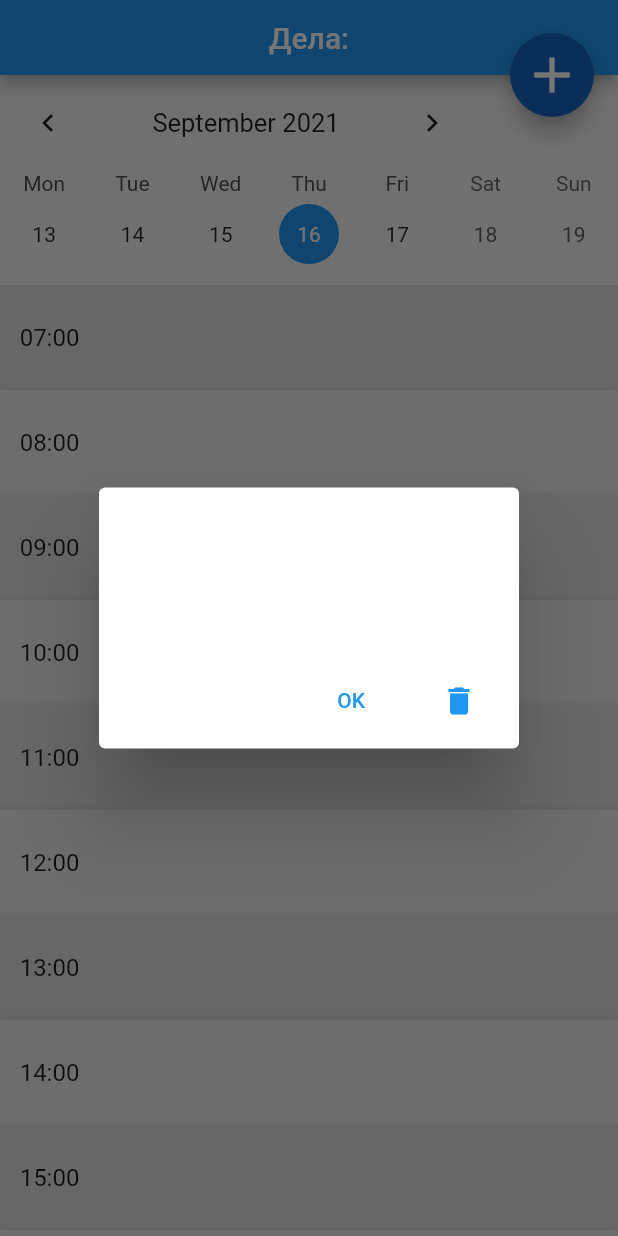
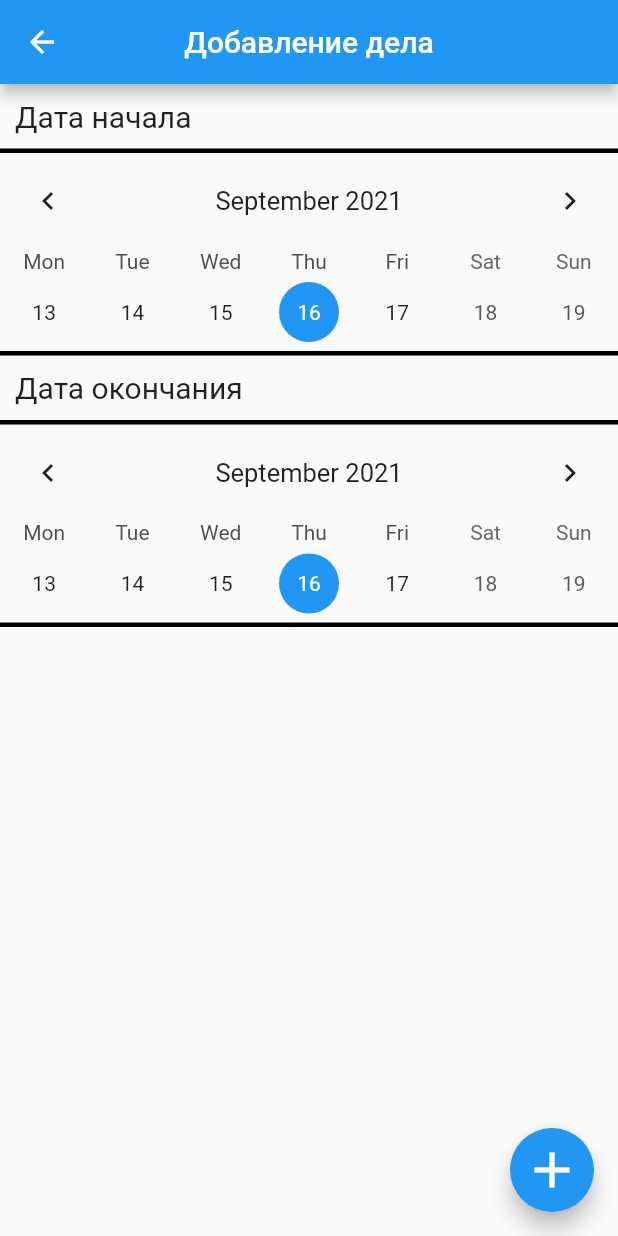
Before and after one commit to Likogeles/simbirsoft_test, a Flutter app: the screen it shows after launch, after a tap on the "add" icon, on a phone screen of 412 x 824 dp. Run offline on Flutter 3.47's test engine with Material 2 defaults, Android fonts, the phone set to English and light mode, and no system bars; drawn by our look-alikes of table_calendar.

Commit message:
Begin work with added To-Do

```diff
--- a/lib/pages/home_page.dart
+++ b/lib/pages/home_page.dart
@@ -1,4 +1,5 @@
 import 'package:flutter/material.dart';
+import 'package:simbirsoft_test/pages/new_page.dart';
 import 'package:simbirsoft_test/widgets/MyCustomScrollView.dart';
 
 class HomePage extends StatefulWidget {
@@ -29,27 +30,7 @@ class _HomePageState extends State<HomePage> {
         ),
         onPressed: () {
           //Нажатие на плавающую кнопку (справа сверху)
-          showDialog(
-            context: context,
-            builder: (_) => AlertDialog(
-              title: Text(''),
-              content: Text(''),
-              actions: [
-                TextButton(
-                  onPressed: () {
-                    Navigator.of(context).pop();
-                  },
-                  child: Text("OK"),
-                ),
-                TextButton(
-                  onPressed: () {
-                    Navigator.of(context).pop();
-                  },
-                  child: Icon(Icons.delete),
-                )
-              ],
-            ),
-          );
+          Navigator.of(context).push(MaterialPageRoute(builder: (context)=>newPage()));
         },
         backgroundColor: Colors.blue[800],
       ),
--- /dev/null
+++ b/lib/pages/new_page.dart
@@ -0,0 +1,127 @@
+import 'package:flutter/material.dart';
+import 'package:table_calendar/table_calendar.dart';
+
+class newPage extends StatefulWidget {
+  const newPage({Key? key}) : super(key: key);
+
+  @override
+  _newPageState createState() => _newPageState();
+}
+
+class _newPageState extends State<newPage> {
+  DateTime selectedDay_1 = DateTime.now();
+  DateTime focusedDay_1 = DateTime.now();
+  DateTime selectedDay_2 = DateTime.now();
+  DateTime focusedDay_2 = DateTime.now();
+
+  @override
+  Widget build(BuildContext context) {
+    return Scaffold(
+      appBar: AppBar(
+        title: Text("Добавление дела"),
+        centerTitle: true,
+      ),
+      body: Column(
+        crossAxisAlignment: CrossAxisAlignment.start,
+        children: [
+          Padding(
+            padding: EdgeInsets.symmetric(vertical: 10, horizontal: 10),
+            child: Text(
+              "Дата начала",
+              style: TextStyle(fontSize: 20),
+            ),
+          ),
+          Container(
+            decoration: BoxDecoration(
+              border: Border(
+                bottom: BorderSide(width: 3),
+                top: BorderSide(width: 3),
+              ),
+            ),
+            child: TableCalendar(
+              focusedDay: focusedDay_1,
+              firstDay: DateTime(1990),
+              lastDay: DateTime(2077),
+              calendarFormat: CalendarFormat.week,
+              calendarStyle: CalendarStyle(
+                  isTodayHighlighted: true,
+                  selectedDecoration: BoxDecoration(
+                    color: Colors.blue,
+                    shape: BoxShape.circle,
+                  ),
+                  selectedTextStyle: TextStyle(color: Colors.white)),
+              headerStyle: HeaderStyle(
+                formatButtonVisible: false,
+                titleCentered: true,
+              ),
+              startingDayOfWeek: StartingDayOfWeek.monday,
+              onDaySelected: (DateTime selectDay, DateTime focusDay) {
+                // Смена дня в календаре
+                setState(() {
+                  selectedDay_1 = selectDay;
+                  focusedDay_1 = focusDay;
+                });
+              },
+              selectedDayPredicate: (DateTime date) {
+                return isSameDay(selectedDay_1, date);
+              },
+            ),
+          ),
+          Padding(
+            padding: EdgeInsets.symmetric(vertical: 10, horizontal: 10),
+            child: Text(
+              "Дата окончания",
+              style: TextStyle(fontSize: 20),
+            ),
+          ),
+          Container(
+            decoration: BoxDecoration(
+              border: Border(
+                bottom: BorderSide(width: 3),
+                top: BorderSide(width: 3),
+              ),
+            ),
+            child: TableCalendar(
+              focusedDay: focusedDay_2,
+              firstDay: DateTime(1990),
+              lastDay: DateTime(2077),
+              calendarFormat: CalendarFormat.week,
+              calendarStyle: CalendarStyle(
+                  isTodayHighlighted: true,
+                  selectedDecoration: BoxDecoration(
+                    color: Colors.blue,
+                    shape: BoxShape.circle,
+                  ),
+                  selectedTextStyle: TextStyle(color: Colors.white)),
+              headerStyle: HeaderStyle(
+                formatButtonVisible: false,
+                titleCentered: true,
+              ),
+              startingDayOfWeek: StartingDayOfWeek.monday,
+              onDaySelected: (DateTime selectDay, DateTime focusDay) {
+                // Смена дня в календаре
+                setState(() {
+                  selectedDay_2 = selectDay;
+                  focusedDay_2 = focusDay;
+                });
+              },
+              selectedDayPredicate: (DateTime date) {
+                return isSameDay(selectedDay_2, date);
+              },
+            ),
+          ),
+
+        ],
+      ),
+      floatingActionButton: FloatingActionButton(
+        child: Icon(
+          Icons.add,
+          size: 40,
+        ),
+        onPressed: () {
+          Navigator.of(context).pop();
+        },
+      ),
+    );
+  }
+}
--- a/lib/widgets/MyCustomScrollView.dart
+++ b/lib/widgets/MyCustomScrollView.dart
@@ -6,14 +6,13 @@ import 'package:simbirsoft_test/classes/note.dart';
 import 'package:table_calendar/table_calendar.dart';
 
 class MyCustomScrollView extends StatefulWidget {
-  const MyCustomScrollView({ Key? key }) : super(key: key);
+  const MyCustomScrollView({Key? key}) : super(key: key);
 
   @override
   _MyCustomScrollViewState createState() => _MyCustomScrollViewState();
 }
 
 class _MyCustomScrollViewState extends State<MyCustomScrollView> {
-
   DateTime selectedDay = DateTime.now();
   DateTime focusedDay = DateTime.now();
 
@@ -131,25 +130,21 @@ class _MyCustomScrollViewState extends State<MyCustomScrollView> {
                                               int.parse("0xff" + item.color)),
                                           border: Border(
                                             left: BorderSide(
-                                                color:
-                                                    Colors.redAccent.shade100,
+                                              color: Colors.redAccent.shade100,
                                               width: 2.0,
                                             ),
                                             right: BorderSide(
-                                                color:
-                                                    Colors.redAccent.shade100,
+                                              color: Colors.redAccent.shade100,
                                               width: 3.0,
                                             ),
-                                              top: (item.time_start ==
-                                                      index + 7)
+                                            top: (item.time_start == index + 7)
                                                 ? BorderSide(
                                                     color: Colors
                                                         .redAccent.shade100,
                                                     width: 3.0,
                                                   )
                                                 : BorderSide(
-                                                      color:
-                                                          Colors.transparent),
+                                                    color: Colors.transparent),
                                             bottom: (item.time_finish ==
                                                     index + 7)
                                                 ? BorderSide(
@@ -158,8 +153,7 @@ class _MyCustomScrollViewState extends State<MyCustomScrollView> {
                                                     width: 3.0,
                                                   )
                                                 : BorderSide(
-                                                      color:
-                                                          Colors.transparent),
+                                                    color: Colors.transparent),
                                           ),
                                         ),
                                         alignment: Alignment.center,
@@ -168,12 +162,12 @@ class _MyCustomScrollViewState extends State<MyCustomScrollView> {
                                           minWidth: double.infinity,
                                           height: double.infinity,
                                           child: MaterialButton(
-                                              child:
-                                                  (item.time_start == index + 7)
+                                            child: (item.time_start ==
+                                                    index + 7)
                                                 ? Text(
                                                     item.name,
-                                                          style: TextStyle(
-                                                              fontSize: 20),
+                                                    style:
+                                                        TextStyle(fontSize: 20),
                                                   )
                                                 : SizedBox(),
                                             onPressed: () {
@@ -197,8 +191,7 @@ class _MyCustomScrollViewState extends State<MyCustomScrollView> {
                                                         Navigator.of(context)
                                                             .pop();
                                                       },
-                                                        child:
-                                                            Icon(Icons.delete),
+                                                      child: Icon(Icons.delete),
                                                     )
                                                   ],
                                                 ),
@@ -209,16 +202,18 @@ class _MyCustomScrollViewState extends State<MyCustomScrollView> {
                                       )
                                     : Container(),
                               ),
-                              Container(
-                                width: 30,
-                              )
+                            Align(
+                              alignment: Alignment.centerRight,
+                              child: Container(width: 30),
+                            ),
                           ],
                         ),
                       ),
                     );
                   }
                   return Center(child: CircularProgressIndicator());
-                  });
+                },
+              );
             },
             childCount: 24,
           ),
@@ -226,5 +221,4 @@ class _MyCustomScrollViewState extends State<MyCustomScrollView> {
       ],
     );
   }
-
 }
```
Lines whose indentation alone changed are shown as unchanged.
